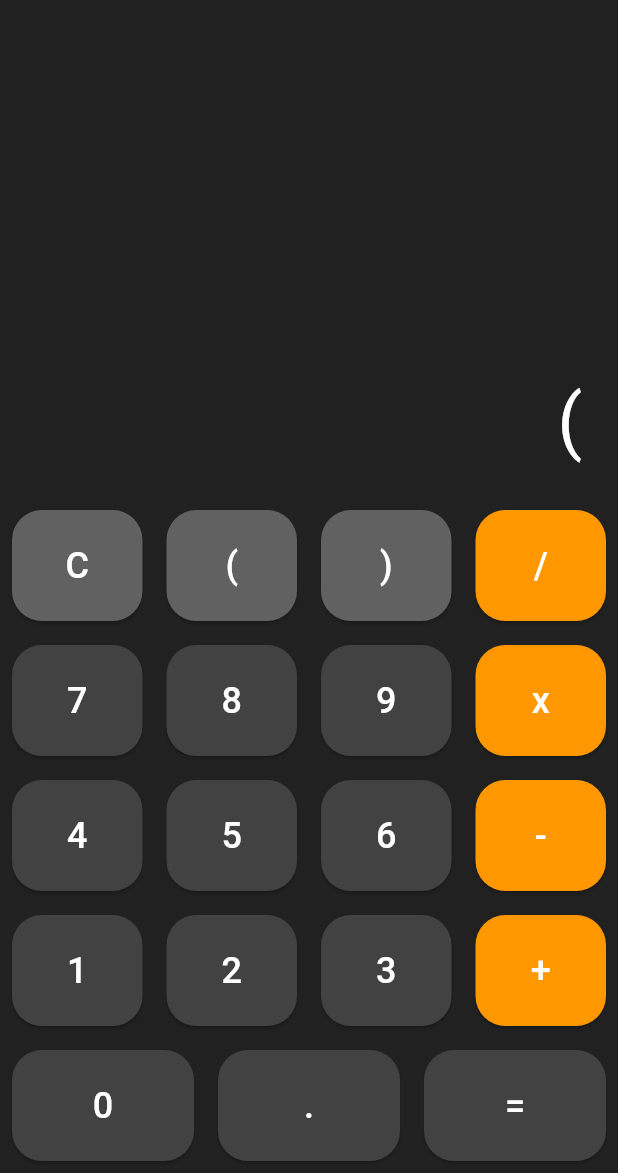
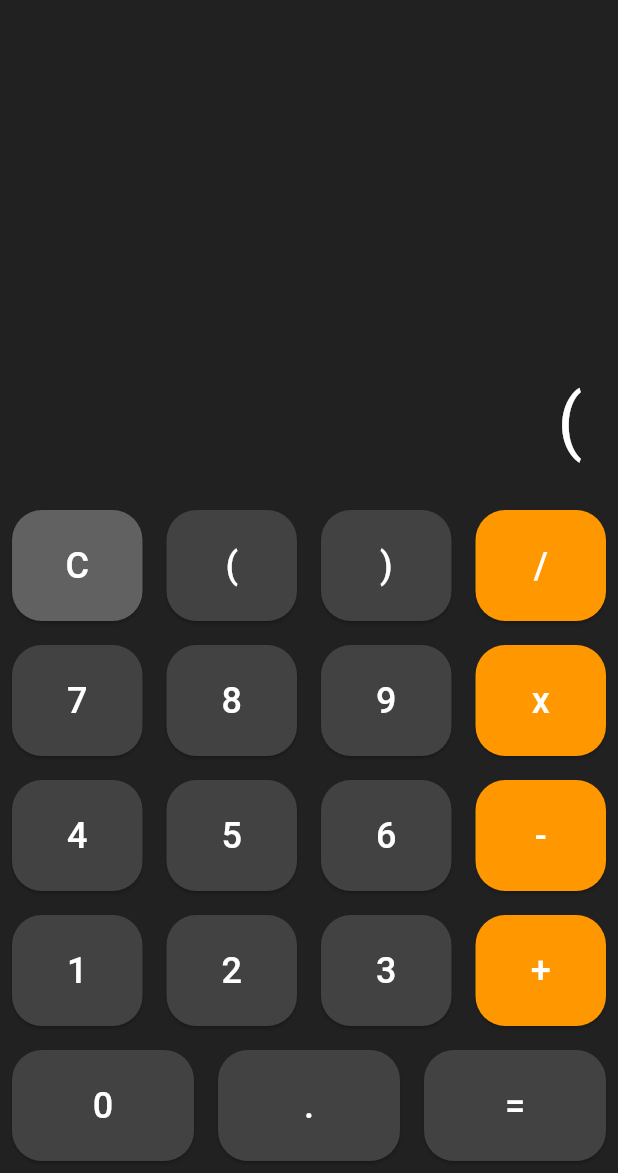
Before and after one commit to princekumar-git/AndroidCalculator, a Flutter app: the screen it shows after launch, after a tap on an icon or button, on a phone screen of 412 x 824 dp, the part 63-1236 px from its top. Run offline on Flutter 3.47's test engine with Material 3 defaults, Android fonts, the phone set to English and light mode, and no system bars.

Commit message:
Update multiply module and calculator UI

```diff
--- a/lib/calculator_ui.dart
+++ b/lib/calculator_ui.dart
@@ -1,8 +1,6 @@
 import 'package:flutter/material.dart';
-import 'package:my_calculator/division_service.dart';
 import 'multiply_service.dart';
-
-
+import 'division_service.dart';
 
 class CalculatorPage extends StatefulWidget {
   const CalculatorPage({super.key});
@@ -24,13 +22,18 @@ class _CalculatorPageState extends State<CalculatorPage> {
         _num1 = 0.0;
         _operator = "";
         _clearDisplay = false;
-      } else if (buttonText == "/") {
+      } else if (buttonText == "+" || buttonText == "-" || buttonText == "x" || buttonText == "/") {
         _num1 = double.parse(_output);
         _operator = buttonText;
         _clearDisplay = true;
       } else if (buttonText == "=") {
-        if (_operator == "/") {
-          _output = DivisionService.divide(_num1, double.parse(_output));
+        double num2 = double.parse(_output);
+        switch (_operator) {
+          case "+": _output = (_num1 + num2).toString(); break;
+          case "-": _output = (_num1 - num2).toString(); break;
+          case "x": _output = MultiplyService.multiply(_num1, num2); break;
+          case "/": _output = DivisionService.divide(_num1, num2); break;
+          default: break;
         }
         _num1 = 0.0;
         _operator = "";
@@ -48,22 +51,19 @@ class _CalculatorPageState extends State<CalculatorPage> {
     });
   }
 
-  Widget _buildButton(String buttonText, {Color? color}) {
+  Widget _buildButton(String text, {Color? color}) {
     return Expanded(
       child: Padding(
         padding: const EdgeInsets.all(8.0),
         child: ElevatedButton(
-          onPressed: () => _handleButtonPress(buttonText),
+          onPressed: () => _handleButtonPress(text),
           style: ElevatedButton.styleFrom(
             backgroundColor: color ?? Colors.grey[800],
             foregroundColor: Colors.white,
             shape: RoundedRectangleBorder(borderRadius: BorderRadius.circular(20)),
             padding: const EdgeInsets.all(20),
           ),
-          child: Text(
-            buttonText,
-            style: const TextStyle(fontSize: 24),
-          ),
+          child: Text(text, style: const TextStyle(fontSize: 24)),
         ),
       ),
     );
@@ -72,71 +72,23 @@ class _CalculatorPageState extends State<CalculatorPage> {
   @override
   Widget build(BuildContext context) {
     return Scaffold(
-      appBar: AppBar(
-        title: const Text('Calculator UI'),
-        backgroundColor: Colors.transparent,
-        elevation: 0,
-      ),
+      appBar: AppBar(title: const Text("Calculator UI"), backgroundColor: Colors.transparent, elevation: 0),
       body: Column(
-        children: <Widget>[
+        children: [
           Expanded(
             child: Container(
               alignment: Alignment.bottomRight,
               padding: const EdgeInsets.all(24),
-              child: Text(
-                _output,
-                style: Theme.of(context).textTheme.displayLarge,
-                maxLines: 1,
-                overflow: TextOverflow.ellipsis,
-              ),
+              child: Text(_output, style: Theme.of(context).textTheme.displayLarge, maxLines: 1, overflow: TextOverflow.ellipsis),
             ),
           ),
           Column(
-            children: <Widget>[
-              Row(
-                mainAxisAlignment: MainAxisAlignment.spaceEvenly,
-                children: <Widget>[
-                  _buildButton("C", color: Colors.grey[700]),
-                  _buildButton("(", color: Colors.grey[700]),
-                  _buildButton(")", color: Colors.grey[700]),
-                  _buildButton("/", color: Colors.orange),
-                ],
-              ),
-              Row(
-                mainAxisAlignment: MainAxisAlignment.spaceEvenly,
-                children: <Widget>[
-                  _buildButton("7"),
-                  _buildButton("8"),
-                  _buildButton("9"),
-                  _buildButton("x", color: Colors.orange),
-                ],
-              ),
-              Row(
-                mainAxisAlignment: MainAxisAlignment.spaceEvenly,
-                children: <Widget>[
-                  _buildButton("4"),
-                  _buildButton("5"),
-                  _buildButton("6"),
-                  _buildButton("-", color: Colors.orange),
-                ],
-              ),
-              Row(
-                mainAxisAlignment: MainAxisAlignment.spaceEvenly,
-                children: <Widget>[
-                  _buildButton("1"),
-                  _buildButton("2"),
-                  _buildButton("3"),
-                  _buildButton("+", color: Colors.orange),
-                ],
-              ),
-              Row(
-                mainAxisAlignment: MainAxisAlignment.spaceEvenly,
-                children: <Widget>[
-                  _buildButton("0"),
-                  _buildButton("."),
-                  _buildButton("="),
-                ],
-              ),
+            children: [
+              Row(children: [_buildButton("C", color: Colors.grey[700]), _buildButton("("), _buildButton(")"), _buildButton("/", color: Colors.orange)]),
+              Row(children: [_buildButton("7"), _buildButton("8"), _buildButton("9"), _buildButton("x", color: Colors.orange)]),
+              Row(children: [_buildButton("4"), _buildButton("5"), _buildButton("6"), _buildButton("-", color: Colors.orange)]),
+              Row(children: [_buildButton("1"), _buildButton("2"), _buildButton("3"), _buildButton("+", color: Colors.orange)]),
+              Row(children: [_buildButton("0"), _buildButton("."), _buildButton("=")]),
             ],
           )
         ],
```
Also changed, not shown: lib/multiply_service.dart (line endings or trailing spaces).
